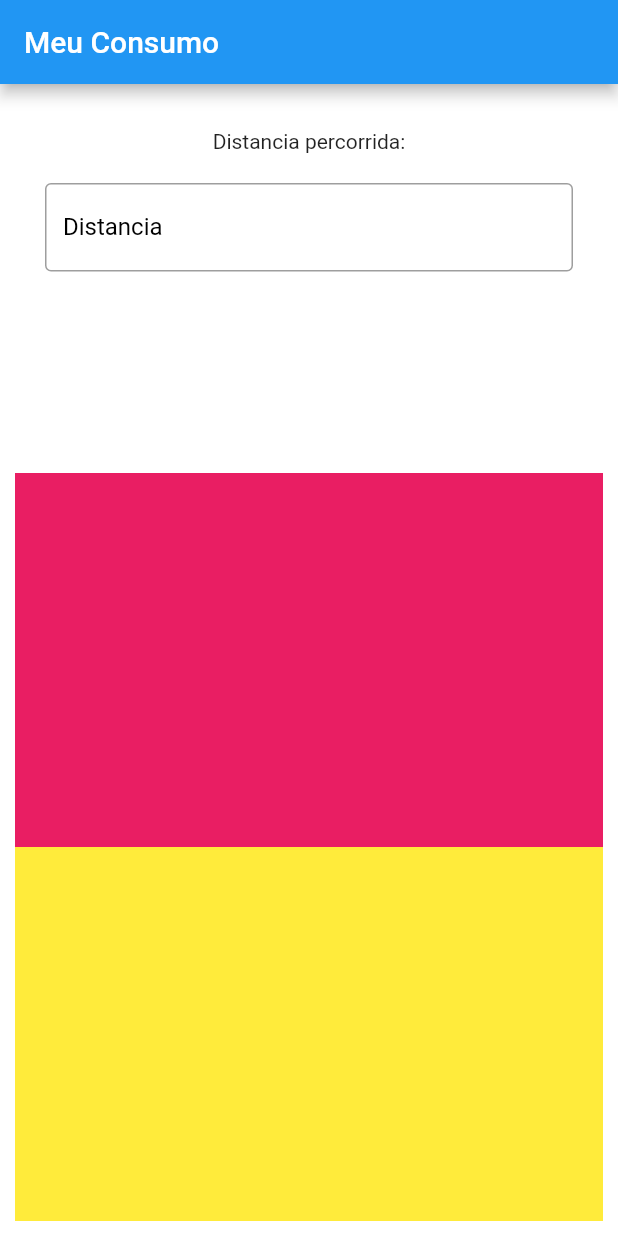
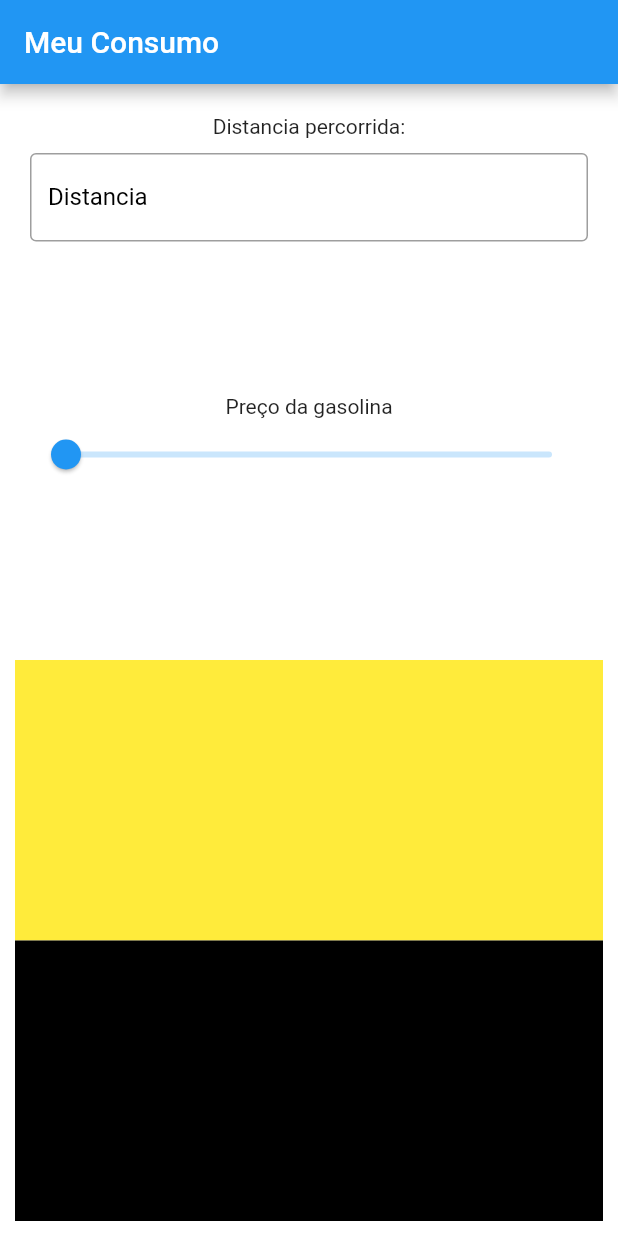
Before and after one commit to celjr/meuconsumo, a Flutter app: the screen it shows after launch, on a phone screen of 412 x 824 dp. Run offline on Flutter 3.47's test engine with Material 2 defaults, Android fonts, the phone set to English and light mode, and no system bars.

Commit message:
construção do campo preço da gasolina

```diff
--- a/lib/main.dart
+++ b/lib/main.dart
@@ -1,5 +1,5 @@
 import 'package:flutter/material.dart';
-import 'scr/my_app.dart';
+import 'src/my_app.dart';
 
 void main() {
   runApp(const MyApp(title: "Meu Consumo"));
--- a/lib/scr/my_home_page.dart
+++ b/lib/src/my_home_page.dart
@@ -9,6 +9,8 @@ class MyHomePage extends StatefulWidget {
 }
 
 class _MyHomePageState extends State<MyHomePage> {
+  final _valorGasolina = ValueNotifier<String>('0');
+
   @override
   Widget build(BuildContext context) {
     return Scaffold(
@@ -20,14 +22,14 @@ class _MyHomePageState extends State<MyHomePage> {
           children: [
             Flexible(
               child: Container(
-                  padding: const EdgeInsets.all(20),
+                  padding: const EdgeInsets.all(10),
                   width: double.infinity,
                   color: Colors.white,
                   child: Column(
                     children: const [
                       Text("Distancia percorrida:"),
                       SizedBox(
-                        height: 20,
+                        height: 10,
                       ),
                       TextField(
                           keyboardType: TextInputType.number,
@@ -44,12 +46,34 @@ class _MyHomePageState extends State<MyHomePage> {
             Flexible(
               flex: 1,
               child: Container(
-                color: Colors.pink,
+                padding: EdgeInsets.all(10),
+                child: Column(
+                  children: [
+                    Text("Preço da gasolina"),
+                    ValueListenableBuilder(
+                      builder: (BuildContext _, value, __) {
+                        return Slider(
+                            label: _valorGasolina.value,
+                            max: 10,
+                            value: double.parse(_valorGasolina.value),
+                            onChanged: (double value) {
+                              _valorGasolina.value = value.toString();
+                            });
+                      },
+                      valueListenable: _valorGasolina,
+                    )
+                  ],
+                ),
               ),
             ),
             Flexible(
               child: Container(
                 color: Colors.yellow,
+              ),
+            ),
+            Flexible(
+              child: Container(
+                color: Colors.black,
               ),
             )
           ],
```
Also changed, not shown: lib/src/my_app.dart (renamed from lib/scr/my_app.dart), 1 other file.
